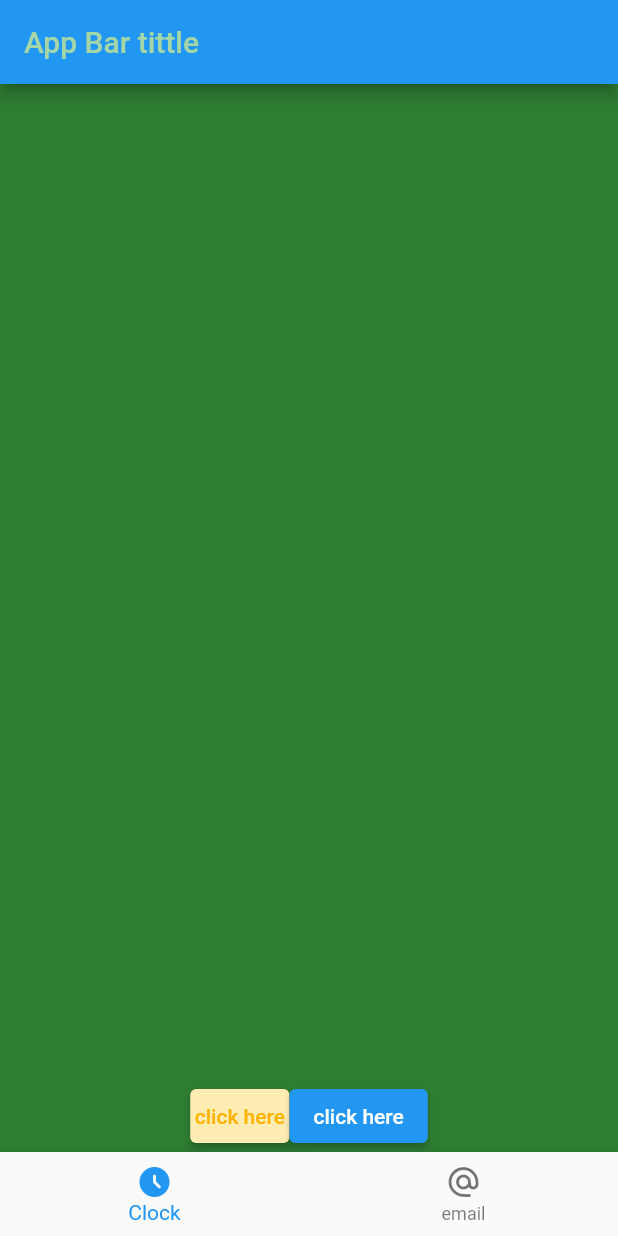
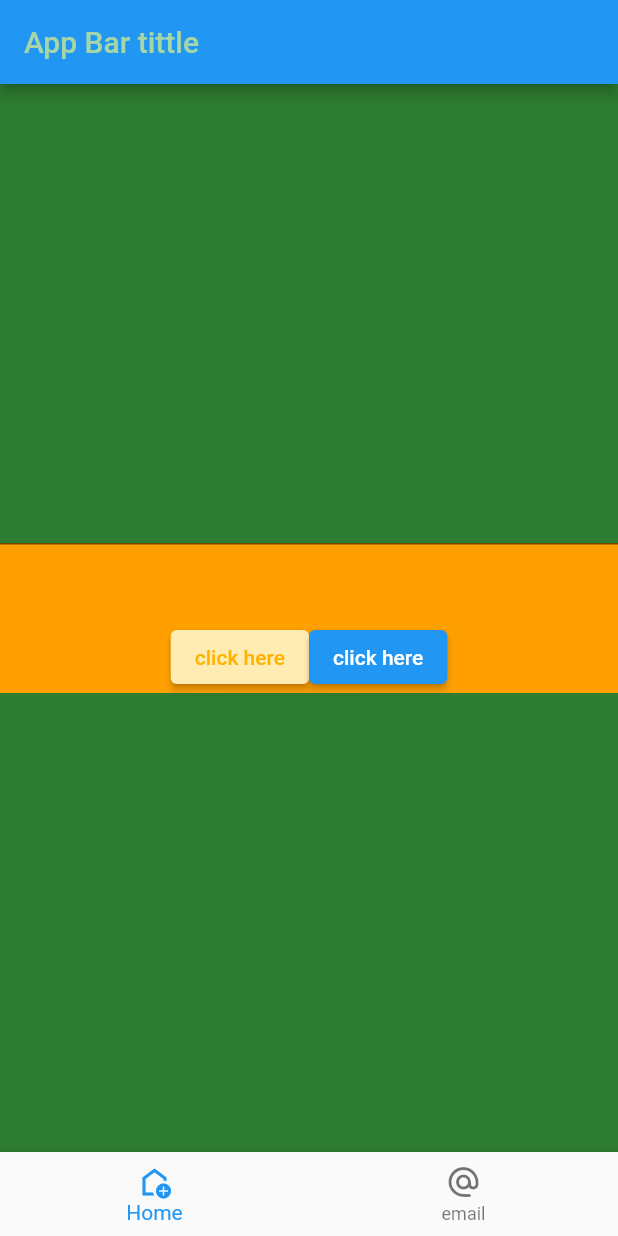
Before and after one commit to ParamPS25/flutter_overview, a Flutter app: the screen it shows after launch, on a phone screen of 412 x 824 dp. Run offline on Flutter 3.47's test engine with Material 2 defaults, Android fonts, the phone set to English and light mode, and no system bars.

Commit message:
conditions  and container

```diff
--- a/lib/main.dart
+++ b/lib/main.dart
@@ -27,20 +27,18 @@ class _MyAppState extends State<MyApp> {
         ),
 
         body: Center(
-         child:SizedBox(
-
-          width: double.infinity, // will take as much as place possible
-          height: double.infinity,
+         child: (currentIndx == 0) ? Container(     // conditon if home icon => Container() else SizedBox eg:a>b?a:b
+          height: 100,
+          //color: Colors.red,
+          decoration: BoxDecoration(color: Colors.amber[700],border: Border(top:BorderSide(color: Colors.black54) )),
           child: Row(
           mainAxisAlignment: MainAxisAlignment.center,
-          crossAxisAlignment: CrossAxisAlignment.end, //as not occupy height space so, using height:double.infinity can get us through
+          crossAxisAlignment: CrossAxisAlignment.end,
           children: [
-
             ElevatedButton(
               style: ElevatedButton.styleFrom(
                   foregroundColor: Colors.amber[600],  //color for btn text
                   backgroundColor: Colors.amber[100],  // color for btn background
-                padding: const EdgeInsets.all(3),
                 ),
               onPressed: () {
                 setState(() {
@@ -61,14 +59,14 @@ class _MyAppState extends State<MyApp> {
           ),
 
         ],),
-        )
+        ) : const SizedBox(),
         ),
 
 
         bottomNavigationBar: BottomNavigationBar(
           items: const [
             BottomNavigationBarItem(
-                label: "Clock", icon: Icon(Icons.access_time_filled_rounded)),
+                label: "Home", icon: Icon(Icons.add_home_outlined)),
             BottomNavigationBarItem(
                 label: "email", icon: Icon(Icons.alternate_email_rounded)),
           ],
```
Lines whose indentation alone changed are shown as unchanged.
